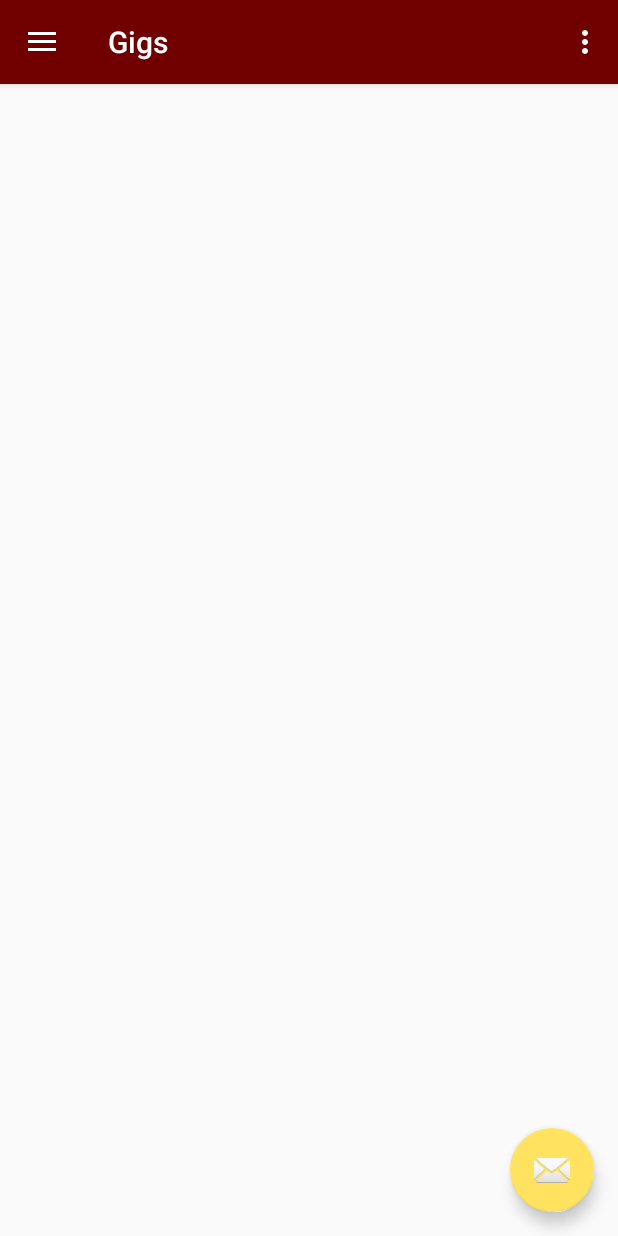
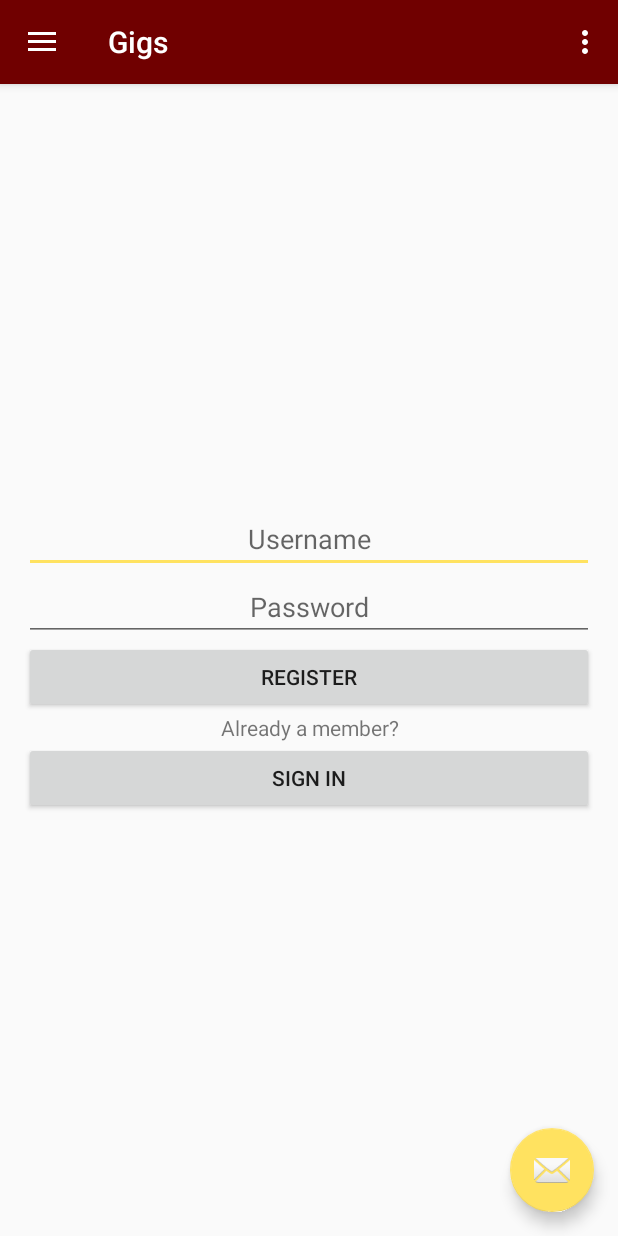
Before and after one commit to jorgereina1986/gigsapp, an Android app: the screen it shows after launch (MainActivity), on a phone screen of 412 x 824 dp. Run offline under Robolectric (Android 15) with nearby library versions, the phone set to English and light mode, and no system bars.

Commit message:
created user creation ui/xml

```diff
--- a/app/src/main/res/layout/content_main.xml
+++ b/app/src/main/res/layout/content_main.xml
@@ -11,10 +11,39 @@
     android:paddingTop="@dimen/activity_vertical_margin"
     app:layout_behavior="@string/appbar_scrolling_view_behavior"
     tools:context="com.jorgereina.gigs.MainActivity"
-    tools:showIn="@layout/app_bar_main">
+    tools:showIn="@layout/app_bar_main"
+    android:gravity="center_vertical">
 
-    <android.support.v7.widget.RecyclerView
-        android:layout_width="wrap_content"
+    <EditText
+        android:layout_width="match_parent"
         android:layout_height="wrap_content"
-        android:id="@+id/main_feed_rv"/>
+        android:hint="@string/username"
+        android:id="@+id/username_et"
+        android:gravity="center_horizontal"/>
+    <EditText
+        android:layout_width="match_parent"
+        android:layout_height="wrap_content"
+        android:layout_below="@+id/username_et"
+        android:id="@+id/password_et"
+        android:password="true"
+        android:hint="@string/password"
+        android:gravity="center_horizontal"/>
+    <Button
+        android:layout_width="match_parent"
+        android:layout_height="wrap_content"
+        android:layout_below="@+id/password_et"
+        android:id="@+id/register_btn"
+        android:text="@string/register"/>
+    <TextView
+        android:layout_width="match_parent"
+        android:layout_height="wrap_content"
+        android:layout_below="@+id/register_btn"
+        android:text="Already a member?"
+        android:gravity="center_horizontal"
+        android:id="@+id/member_tv"/>
+    <Button
+        android:layout_width="match_parent"
+        android:layout_height="wrap_content"
+        android:layout_below="@+id/member_tv"
+        android:text="Sign in"/>
 </RelativeLayout>
--- a/app/src/main/res/values/strings.xml
+++ b/app/src/main/res/values/strings.xml
@@ -5,4 +5,7 @@
     <string name="navigation_drawer_close">Close navigation drawer</string>
 
     <string name="action_settings">Settings</string>
+    <string name="username">Username</string>
+    <string name="password">Password</string>
+    <string name="register">Register</string>
 </resources>
```
